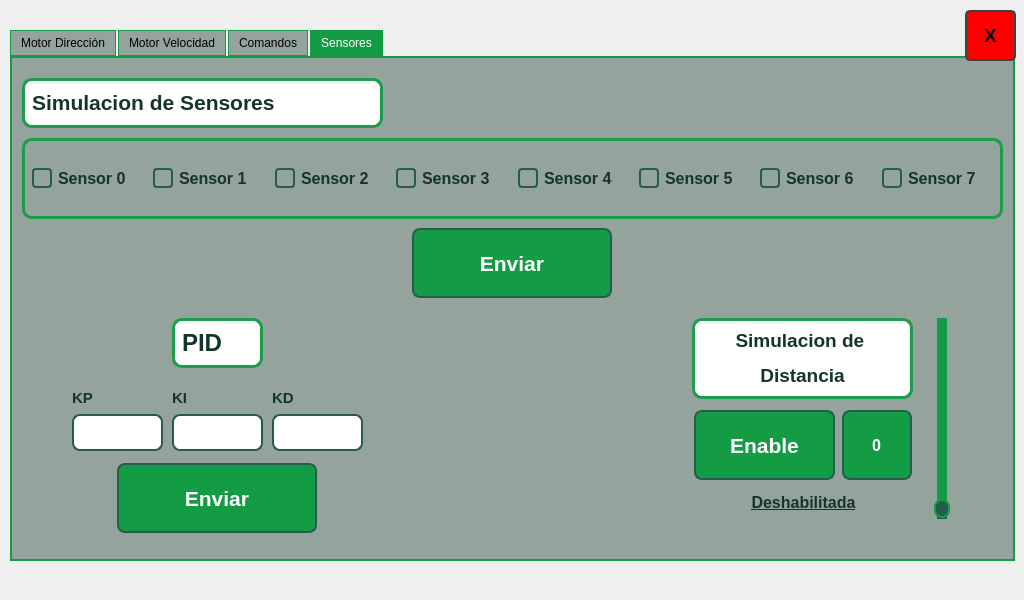
First picture: the form in mainwindow.ui, repository WenceslaoFB/InterfazAGV_QT, before the edit.
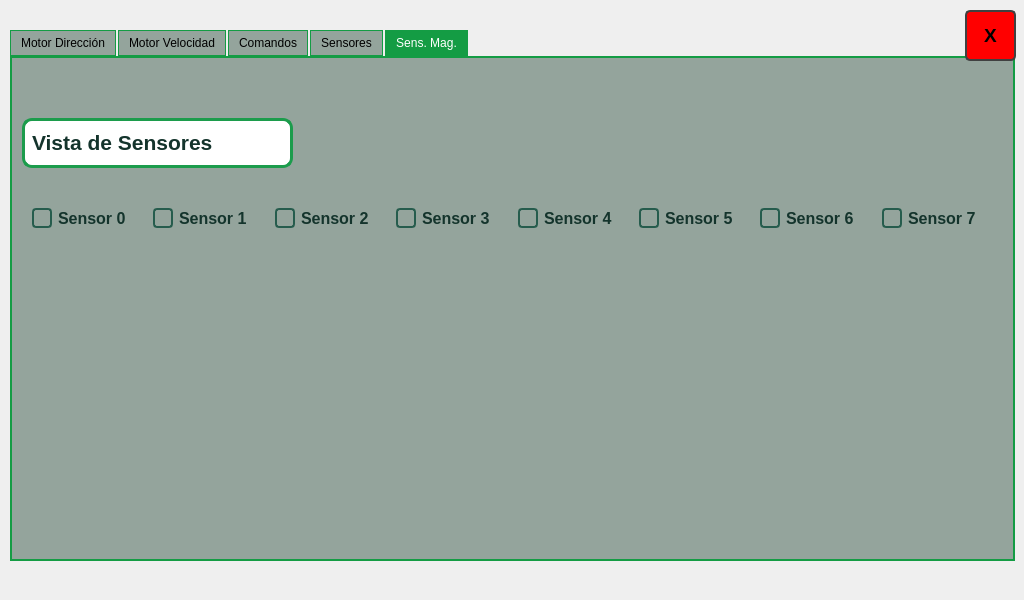
Second picture: the form after the edit. The open tabs and pages were chosen to show the change.

Commit message: ver sensores

Diff of the .ui file:
```diff
--- a/mainwindow.ui
+++ b/mainwindow.ui
@@ -2277,6 +2277,381 @@
        <zorder>SLID_distance</zorder>
        <zorder>label_14</zorder>
       </widget>
+      <widget class="QWidget" name="tab_5">
+       <attribute name="title">
+        <string>Sens. Mag.</string>
+       </attribute>
+       <widget class="QLabel" name="label_45">
+        <property name="geometry">
+         <rect>
+          <x>10</x>
+          <y>60</y>
+          <width>271</width>
+          <height>50</height>
+         </rect>
+        </property>
+        <property name="maximumSize">
+         <size>
+          <width>16777215</width>
+          <height>50</height>
+         </size>
+        </property>
+        <property name="font">
+         <font>
+          <pointsize>20</pointsize>
+          <bold>true</bold>
+         </font>
+        </property>
+        <property name="styleSheet">
+         <string notr="true">QLabel {
+    color: #14342c;
+    font-weight: bold;
+	border: 3px solid;
+	border-radius: 10px;
+	border-color:  #1c9c4c;
+	background-color:  white;
+}</string>
+        </property>
+        <property name="text">
+         <string>&lt;html&gt;&lt;head/&gt;&lt;body&gt;&lt;p&gt;&lt;span style=&quot; font-size:16pt; color:#14342c;&quot;&gt;Vista de Sensores&lt;/span&gt;&lt;/p&gt;&lt;/body&gt;&lt;/html&gt;</string>
+        </property>
+       </widget>
+       <widget class="QWidget" name="horizontalLayoutWidget_4">
+        <property name="geometry">
+         <rect>
+          <x>20</x>
+          <y>120</y>
+          <width>971</width>
+          <height>80</height>
+         </rect>
+        </property>
+        <layout class="QHBoxLayout" name="SENSOR_lay_2">
+         <property name="spacing">
+          <number>0</number>
+         </property>
+         <item>
+          <widget class="QCheckBox" name="sens0_view">
+           <property name="font">
+            <font>
+             <pointsize>12</pointsize>
+             <bold>true</bold>
+            </font>
+           </property>
+           <property name="styleSheet">
+            <string notr="true">QCheckBox {
+    /* Estilo del texto de la checkbox */
+    color: #14342c;
+    font-weight: bold;
+}
+
+QCheckBox::indicator {
+    /* Estilo del cuadro de verificación */
+    width: 16px;
+    height: 16px;
+    background-color: transparent;
+    border: 2px solid #265c4d;
+    border-radius: 4px;
+}
+
+QCheckBox::indicator:checked {
+    /* Estilo del cuadro de verificación cuando está marcado */
+    background-color: #149c44;
+    border: 2px solid #265c4d;
+}
+
+QCheckBox::indicator:unchecked:pressed {
+    /* Estilo del cuadro de verificación no marcado cuando está presionado */
+    background-color: #265c4d;
+}</string>
+           </property>
+           <property name="text">
+            <string>Sensor 0</string>
+           </property>
+          </widget>
+         </item>
+         <item>
+          <widget class="QCheckBox" name="sens1_view">
+           <property name="font">
+            <font>
+             <pointsize>12</pointsize>
+             <bold>true</bold>
+            </font>
+           </property>
+           <property name="styleSheet">
+            <string notr="true">QCheckBox {
+    /* Estilo del texto de la checkbox */
+    color: #14342c;
+    font-weight: bold;
+}
+
+QCheckBox::indicator {
+    /* Estilo del cuadro de verificación */
+    width: 16px;
+    height: 16px;
+    background-color: transparent;
+    border: 2px solid #265c4d;
+    border-radius: 4px;
+}
+
+QCheckBox::indicator:checked {
+    /* Estilo del cuadro de verificación cuando está marcado */
+    background-color: #149c44;
+    border: 2px solid #265c4d;
+}
+
+QCheckBox::indicator:unchecked:pressed {
+    /* Estilo del cuadro de verificación no marcado cuando está presionado */
+    background-color: #265c4d;
+}</string>
+           </property>
+           <property name="text">
+            <string>Sensor 1</string>
+           </property>
+          </widget>
+         </item>
+         <item>
+          <widget class="QCheckBox" name="sens2_view">
+           <property name="font">
+            <font>
+             <pointsize>12</pointsize>
+             <bold>true</bold>
+            </font>
+           </property>
+           <property name="styleSheet">
+            <string notr="true">QCheckBox {
+    /* Estilo del texto de la checkbox */
+    color: #14342c;
+    font-weight: bold;
+}
+
+QCheckBox::indicator {
+    /* Estilo del cuadro de verificación */
+    width: 16px;
+    height: 16px;
+    background-color: transparent;
+    border: 2px solid #265c4d;
+    border-radius: 4px;
+}
+
+QCheckBox::indicator:checked {
+    /* Estilo del cuadro de verificación cuando está marcado */
+    background-color: #149c44;
+    border: 2px solid #265c4d;
+}
+
+QCheckBox::indicator:unchecked:pressed {
+    /* Estilo del cuadro de verificación no marcado cuando está presionado */
+    background-color: #265c4d;
+}</string>
+           </property>
+           <property name="text">
+            <string>Sensor 2</string>
+           </property>
+          </widget>
+         </item>
+         <item>
+          <widget class="QCheckBox" name="sens3_view">
+           <property name="font">
+            <font>
+             <pointsize>12</pointsize>
+             <bold>true</bold>
+            </font>
+           </property>
+           <property name="styleSheet">
+            <string notr="true">QCheckBox {
+    /* Estilo del texto de la checkbox */
+    color: #14342c;
+    font-weight: bold;
+}
+
+QCheckBox::indicator {
+    /* Estilo del cuadro de verificación */
+    width: 16px;
+    height: 16px;
+    background-color: transparent;
+    border: 2px solid #265c4d;
+    border-radius: 4px;
+}
+
+QCheckBox::indicator:checked {
+    /* Estilo del cuadro de verificación cuando está marcado */
+    background-color: #149c44;
+    border: 2px solid #265c4d;
+}
+
+QCheckBox::indicator:unchecked:pressed {
+    /* Estilo del cuadro de verificación no marcado cuando está presionado */
+    background-color: #265c4d;
+}</string>
+           </property>
+           <property name="text">
+            <string>Sensor 3</string>
+           </property>
+          </widget>
+         </item>
+         <item>
+          <widget class="QCheckBox" name="sens4_view">
+           <property name="font">
+            <font>
+             <pointsize>12</pointsize>
+             <bold>true</bold>
+            </font>
+           </property>
+           <property name="styleSheet">
+            <string notr="true">QCheckBox {
+    /* Estilo del texto de la checkbox */
+    color: #14342c;
+    font-weight: bold;
+}
+
+QCheckBox::indicator {
+    /* Estilo del cuadro de verificación */
+    width: 16px;
+    height: 16px;
+    background-color: transparent;
+    border: 2px solid #265c4d;
+    border-radius: 4px;
+}
+
+QCheckBox::indicator:checked {
+    /* Estilo del cuadro de verificación cuando está marcado */
+    background-color: #149c44;
+    border: 2px solid #265c4d;
+}
+
+QCheckBox::indicator:unchecked:pressed {
+    /* Estilo del cuadro de verificación no marcado cuando está presionado */
+    background-color: #265c4d;
+}</string>
+           </property>
+           <property name="text">
+            <string>Sensor 4</string>
+           </property>
+          </widget>
+         </item>
+         <item>
+          <widget class="QCheckBox" name="sens5_view">
+           <property name="font">
+            <font>
+             <pointsize>12</pointsize>
+             <bold>true</bold>
+            </font>
+           </property>
+           <property name="styleSheet">
+            <string notr="true">QCheckBox {
+    /* Estilo del texto de la checkbox */
+    color: #14342c;
+    font-weight: bold;
+}
+
+QCheckBox::indicator {
+    /* Estilo del cuadro de verificación */
+    width: 16px;
+    height: 16px;
+    background-color: transparent;
+    border: 2px solid #265c4d;
+    border-radius: 4px;
+}
+
+QCheckBox::indicator:checked {
+    /* Estilo del cuadro de verificación cuando está marcado */
+    background-color: #149c44;
+    border: 2px solid #265c4d;
+}
+
+QCheckBox::indicator:unchecked:pressed {
+    /* Estilo del cuadro de verificación no marcado cuando está presionado */
+    background-color: #265c4d;
+}</string>
+           </property>
+           <property name="text">
+            <string>Sensor 5</string>
+           </property>
+          </widget>
+         </item>
+         <item>
+          <widget class="QCheckBox" name="sens6_view">
+           <property name="font">
+            <font>
+             <pointsize>12</pointsize>
+             <bold>true</bold>
+            </font>
+           </property>
+           <property name="styleSheet">
+            <string notr="true">QCheckBox {
+    /* Estilo del texto de la checkbox */
+    color: #14342c;
+    font-weight: bold;
+}
+
+QCheckBox::indicator {
+    /* Estilo del cuadro de verificación */
+    width: 16px;
+    height: 16px;
+    background-color: transparent;
+    border: 2px solid #265c4d;
+    border-radius: 4px;
+}
+
+QCheckBox::indicator:checked {
+    /* Estilo del cuadro de verificación cuando está marcado */
+    background-color: #149c44;
+    border: 2px solid #265c4d;
+}
+
+QCheckBox::indicator:unchecked:pressed {
+    /* Estilo del cuadro de verificación no marcado cuando está presionado */
+    background-color: #265c4d;
+}</string>
+           </property>
+           <property name="text">
+            <string>Sensor 6</string>
+           </property>
+          </widget>
+         </item>
+         <item>
+          <widget class="QCheckBox" name="sens7_view">
+           <property name="font">
+            <font>
+             <pointsize>12</pointsize>
+             <bold>true</bold>
+            </font>
+           </property>
+           <property name="styleSheet">
+            <string notr="true">QCheckBox {
+    /* Estilo del texto de la checkbox */
+    color: #14342c;
+    font-weight: bold;
+}
+
+QCheckBox::indicator {
+    /* Estilo del cuadro de verificación */
+    width: 16px;
+    height: 16px;
+    background-color: transparent;
+    border: 2px solid #265c4d;
+    border-radius: 4px;
+}
+
+QCheckBox::indicator:checked {
+    /* Estilo del cuadro de verificación cuando está marcado */
+    background-color: #149c44;
+    border: 2px solid #265c4d;
+}
+
+QCheckBox::indicator:unchecked:pressed {
+    /* Estilo del cuadro de verificación no marcado cuando está presionado */
+    background-color: #265c4d;
+}</string>
+           </property>
+           <property name="text">
+            <string>Sensor 7</string>
+           </property>
+          </widget>
+         </item>
+        </layout>
+       </widget>
+      </widget>
      </widget>
      <widget class="QPushButton" name="back_but_CONTROL">
       <property name="geometry">
```
Left out of the diff: 2 changed lines with no effect on the pictures. The commit also changes 3 other files.
